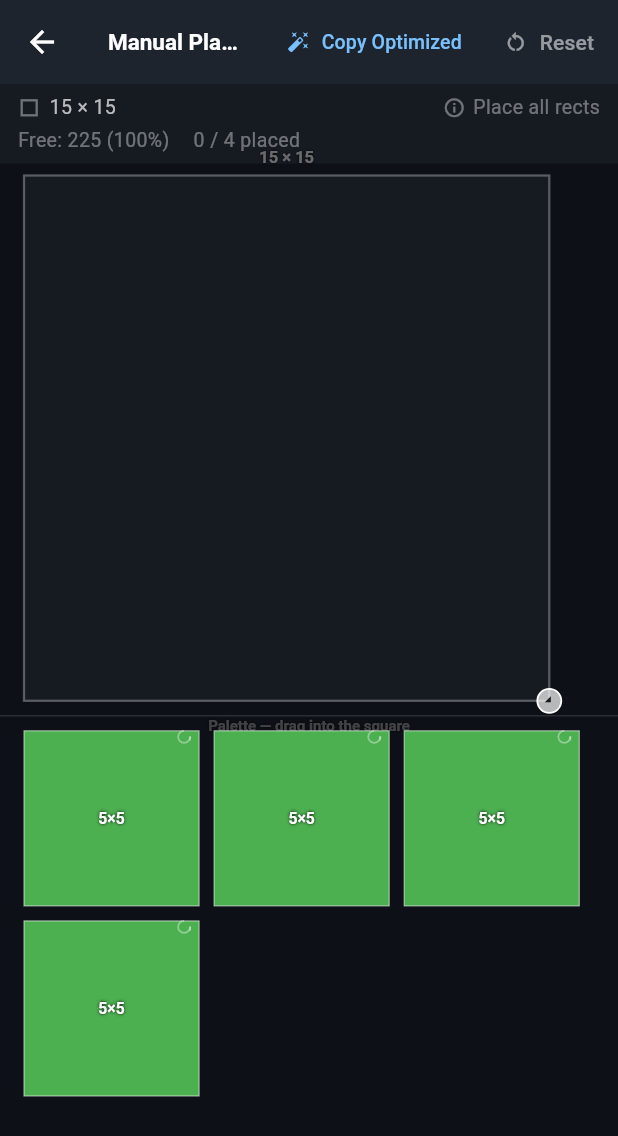
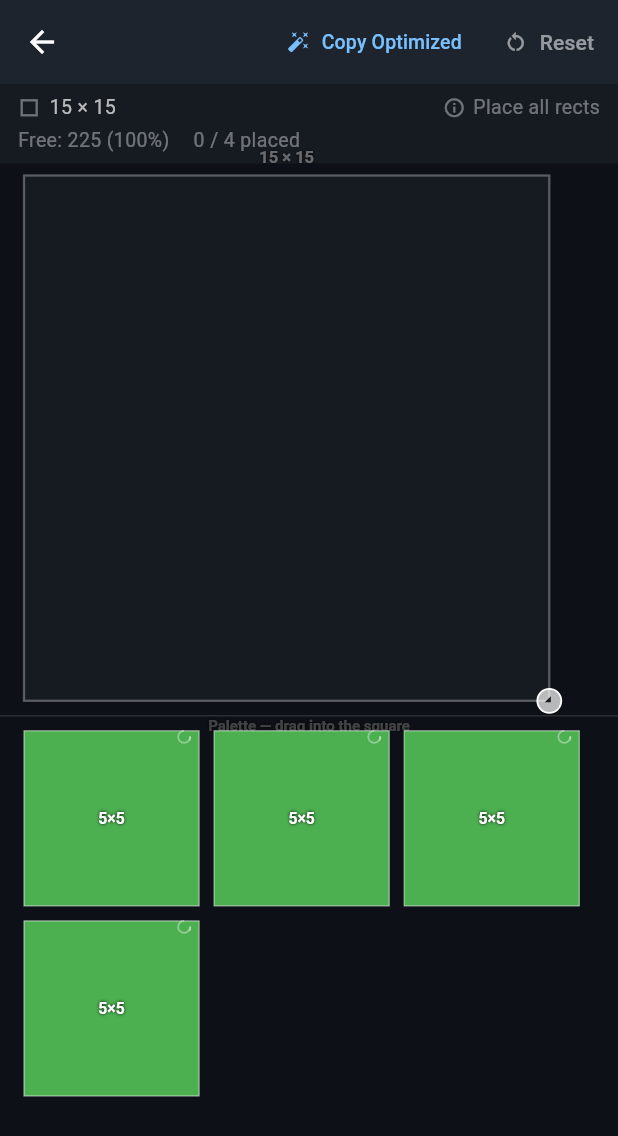
Before and after one commit to dev-ym/boxit, a Flutter app: the screen it shows after launch, after a tap on "Add Type", after a tap on "Manual", on a phone screen of 412 x 824 dp. Shown: the top 1136 px of the screen. Run offline on Flutter 3.47's test engine with Material 3 defaults, Android fonts, the phone set to English and light mode, and no system bars.

Commit message:
Adjust manual page for mobile

```diff
--- a/lib/manual_page.dart
+++ b/lib/manual_page.dart
@@ -583,15 +583,22 @@ class _ManualPageState extends State<ManualPage> {
 
   @override
   Widget build(BuildContext context) {
-    final isWide = MediaQuery.of(context).size.width >= 600;
+    final screenW = MediaQuery.of(context).size.width;
+    final isWide = screenW >= 600;
+    final showHint = screenW >= 800;
     return Scaffold(
       backgroundColor: const Color(0xFF0D1117),
       appBar: AppBar(
         backgroundColor: const Color(0xFF161B22),
         elevation: 1,
         iconTheme: const IconThemeData(color: Colors.white),
-        title: const Text('Manual Placement',
-            style: TextStyle(color: Colors.white, fontWeight: FontWeight.bold, fontSize: 15)),
+        title: isWide
+            ? const Text('Manual Placement',
+                style: TextStyle(
+                    color: Colors.white,
+                    fontWeight: FontWeight.bold,
+                    fontSize: 15))
+            : null,
         actions: [
           TextButton.icon(
             onPressed: _copyOptimized,
@@ -607,7 +614,7 @@ class _ManualPageState extends State<ManualPage> {
             label:
                 const Text('Reset', style: TextStyle(color: Colors.white54)),
           ),
-          if (isWide)
+          if (showHint)
             const Padding(
               padding: EdgeInsets.symmetric(horizontal: 16, vertical: 14),
               child: Text(
```
Also changed, not shown: 2 other files.
